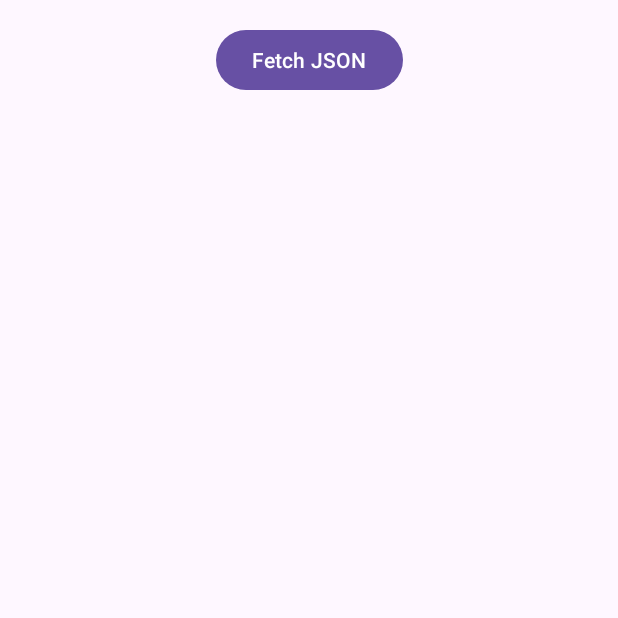
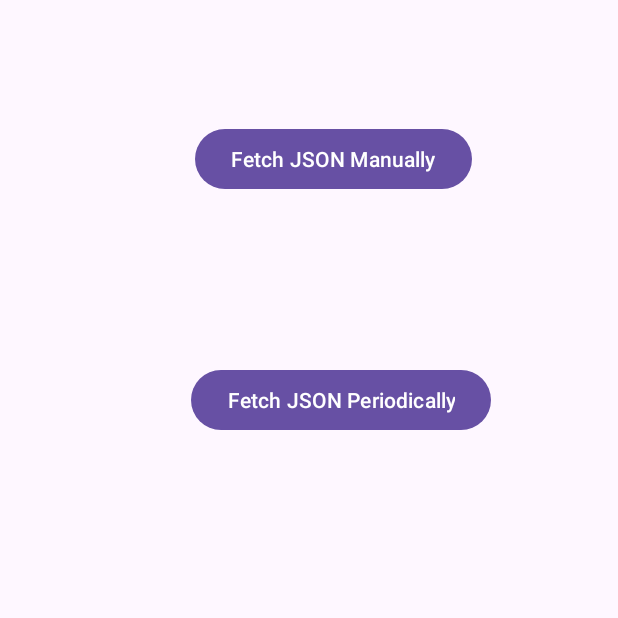
Before and after one commit to zyasin/WorkManager, an Android app: the screen it shows after launch (MainActivity), on a phone screen of 412 x 824 dp, the top half of it. Run offline under Robolectric (Android 15) with nearby library versions, the phone set to English and light mode, and no system bars.

Commit message:
Adding option to fetch JSON data periodically.

```diff
--- a/WorkManagerJsonFetch/app/src/main/res/layout/activity_main.xml
+++ b/WorkManagerJsonFetch/app/src/main/res/layout/activity_main.xml
@@ -8,23 +8,53 @@
         android:id="@+id/fetchButton"
         android:layout_width="wrap_content"
         android:layout_height="wrap_content"
-        android:layout_marginTop="16dp"
-        android:text="Fetch JSON"
+        android:text="Fetch JSON Manually"
+        app:layout_constraintBottom_toBottomOf="parent"
         app:layout_constraintEnd_toEndOf="parent"
-        app:layout_constraintHorizontal_bias="0.5"
+        app:layout_constraintHorizontal_bias="0.571"
         app:layout_constraintStart_toStartOf="parent"
-        app:layout_constraintTop_toTopOf="parent" />
+        app:layout_constraintTop_toTopOf="parent"
+        app:layout_constraintVertical_bias="0.106" />
+
+
+    <Button
+        android:id="@+id/fetchPeriodicButton"
+        android:layout_width="wrap_content"
+        android:layout_height="wrap_content"
+        android:text="Fetch JSON Periodically"
+        app:layout_constraintBottom_toBottomOf="parent"
+        app:layout_constraintEnd_toEndOf="parent"
+        app:layout_constraintHorizontal_bias="0.601"
+        app:layout_constraintStart_toStartOf="parent"
+        app:layout_constraintTop_toTopOf="parent"
+        app:layout_constraintVertical_bias="0.313" />
+
 
     <TextView
         android:id="@+id/jsonTextView"
         android:layout_width="wrap_content"
         android:layout_height="wrap_content"
-        android:layout_marginTop="16dp"
         android:textSize="16sp"
         android:textStyle="bold"
         app:layout_constraintBottom_toBottomOf="parent"
         app:layout_constraintEnd_toEndOf="parent"
-        app:layout_constraintHorizontal_bias="0.5"
+        app:layout_constraintHorizontal_bias="0.534"
         app:layout_constraintStart_toStartOf="parent"
-        app:layout_constraintTop_toBottomOf="@id/fetchButton" />
+        app:layout_constraintTop_toTopOf="parent"
+        app:layout_constraintVertical_bias="0.575" />
+
+
+    <TextView
+        android:id="@+id/periodicJsonTextView"
+        android:layout_width="wrap_content"
+        android:layout_height="wrap_content"
+        android:textSize="16sp"
+        android:textStyle="bold"
+        app:layout_constraintBottom_toBottomOf="parent"
+        app:layout_constraintEnd_toEndOf="parent"
+        app:layout_constraintHorizontal_bias="0.544"
+        app:layout_constraintStart_toStartOf="parent"
+        app:layout_constraintTop_toTopOf="parent"
+        app:layout_constraintVertical_bias="0.772" />
+
 </androidx.constraintlayout.widget.ConstraintLayout>
```
Also changed, not shown: WorkManagerJsonFetch/app/src/main/java/com/example/workmanagerjsonfetch/MainActivity.kt (+40 -2 lines).
